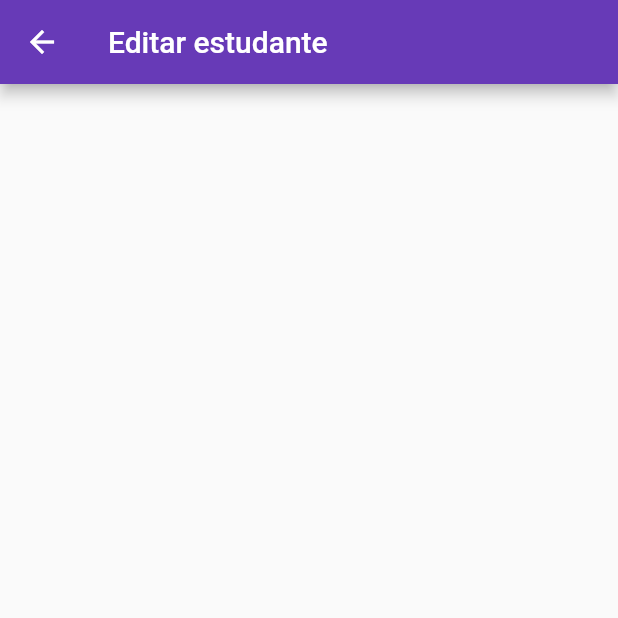
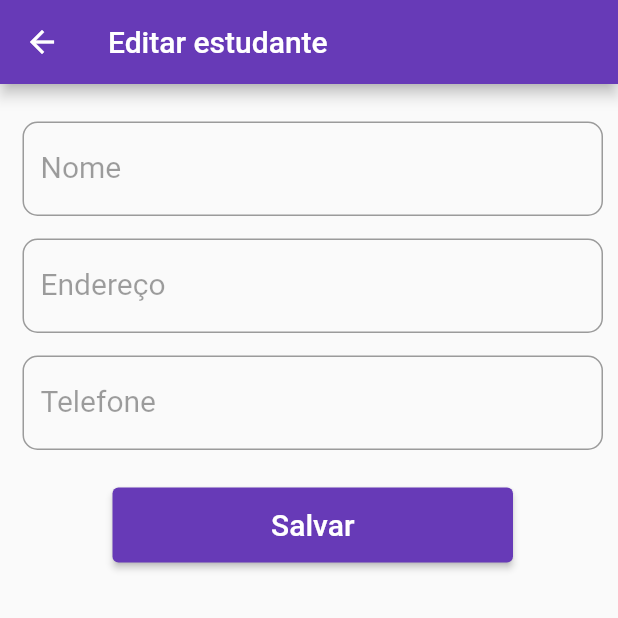
Before and after one commit to lucasoliveirasouza/Mural-de-estagio, a Flutter app: the EstudanteEditarView screen opened directly, on a phone screen of 412 x 824 dp, the top half of it. Run offline on Flutter 3.47's test engine with Material 2 defaults, Android fonts, the phone set to English and light mode, and no system bars; our stand-ins replace cloud_firestore, firebase_auth, firebase_core; missing offline and left inert: dart:ffi; accounts and stored records are empty.

Commit message:
Criar edição de estudante no service #27

```diff
--- a/lib/views/estudante/estudante_editar.dart
+++ b/lib/views/estudante/estudante_editar.dart
@@ -1,6 +1,8 @@
-
-
+import 'package:firebase_auth/firebase_auth.dart';
 import 'package:flutter/material.dart';
+import 'package:mural_estagio/services/estudante_service.dart';
+import 'package:mural_estagio/widgets/botao_padrao.dart';
+import 'package:mural_estagio/widgets/form_field_padrao.dart';
 
 class EstudanteEditarView extends StatefulWidget {
   const EstudanteEditarView({Key? key}) : super(key: key);
@@ -10,12 +12,59 @@ class EstudanteEditarView extends StatefulWidget {
 }
 
 class _EstudanteEditarViewState extends State<EstudanteEditarView> {
+  FirebaseAuth auth = FirebaseAuth.instance;
+
+  final nome = TextEditingController();
+  final email = TextEditingController();
+  final endereco = TextEditingController();
+  final telefone = TextEditingController();
+
   @override
   Widget build(BuildContext context) {
+    EstudanteService()
+        .getEstudante(auth.currentUser!.email.toString())
+        .then((value) {
+      nome.text = value?.nome ?? "";
+      email.text = value?.email ?? "";
+      endereco.text = value?.endereco ?? "";
+      telefone.text = value?.telefone ?? "";
+    });
     return Scaffold(
       appBar: AppBar(
         title: Text("Editar estudante"),
       ),
+      body: Container(
+        padding: EdgeInsets.only(top: 25, right: 10, left: 15),
+        child: ListView(
+          children: [
+            FormFieldPadrao(
+              controle: nome,
+              title: "Nome",
+            ),
+            SizedBox(
+              height: 15,
+            ),
+            FormFieldPadrao(
+              controle: endereco,
+              title: "Endereço",
+            ),
+            SizedBox(
+              height: 15,
+            ),
+            FormFieldPadrao(
+              controle: telefone,
+              title: "Telefone",
+            ),
+            SizedBox(
+              height: 25,
+            ),
+            BotaoPadrao(
+              titulo: "Salvar",
+              onTap: () {},
+            ),
+          ],
+        ),
+      ),
     );
   }
 }
```
